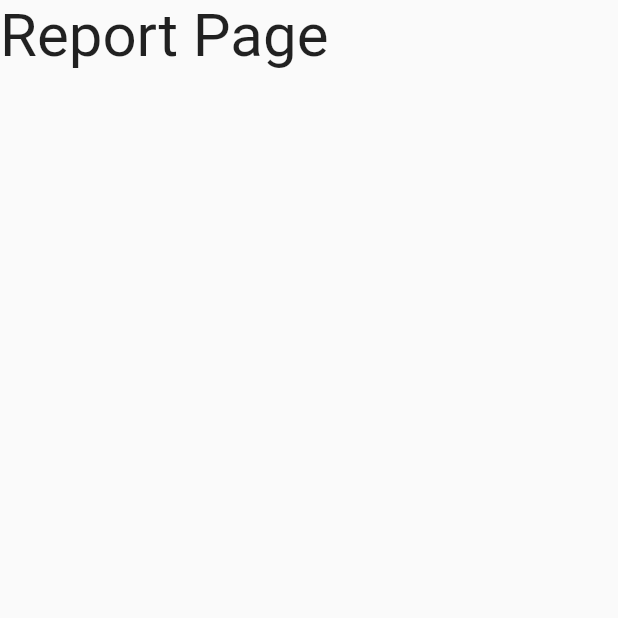
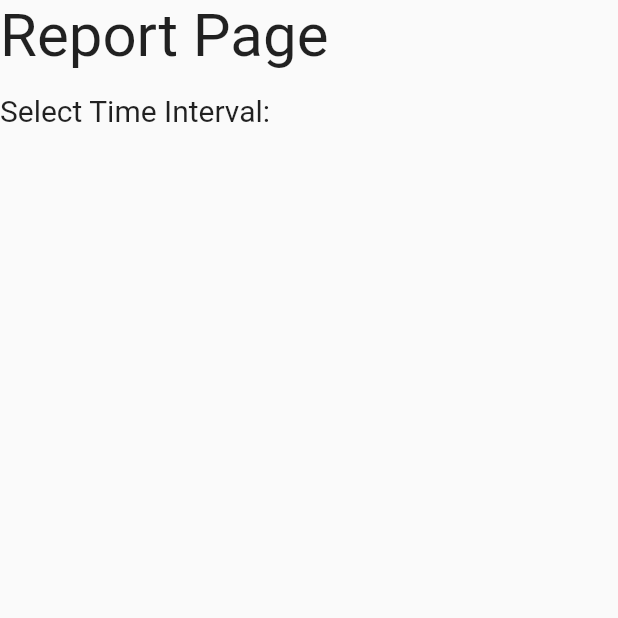
Before and after one commit to hoanghd2000/CZ3002_Pi007, a Flutter app: the ReportPage screen opened directly, on a phone screen of 412 x 824 dp, the top half of it. Run offline on Flutter 3.47's test engine with Material 2 defaults, Android fonts, the phone set to English and light mode, and no system bars; our stand-ins replace sqflite; accounts and stored records are empty.

Commit message:
minor edit

```diff
--- a/Pi_007/lib/page/report_page.dart
+++ b/Pi_007/lib/page/report_page.dart
@@ -5,8 +5,12 @@ class ReportPage extends StatelessWidget{
 
   @override
   Widget build(BuildContext context) => Scaffold(
-      body: Container(
-        child: Text('Report Page',style: TextStyle(fontSize: 40)),)
+    body: ListView(children: <Widget>[
+        Text('Report Page',style: TextStyle(fontSize: 40)),
+        SizedBox(height:15),
+        Text('Select Time Interval:',style: TextStyle(fontSize:20))
 
+],
+    ),
   );
 }
```
Also changed, not shown: Pi_007/pubspec.lock.
